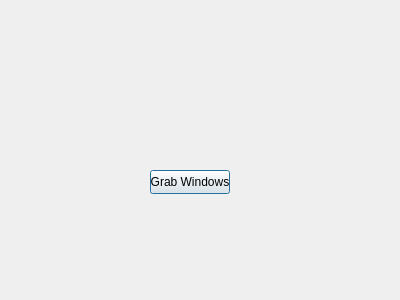
erakai/Mercury, file app/grabwindowstest.ui: the form before one commit.
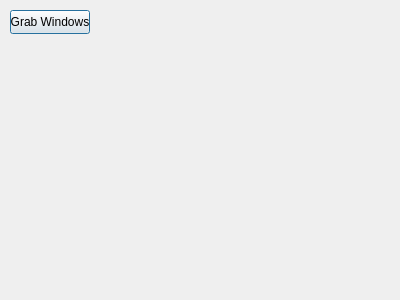
The form after the commit.

Commit message: Snapshot feature for windows

Patch:
```diff
--- a/app/grabwindowstest.ui
+++ b/app/grabwindowstest.ui
@@ -16,8 +16,8 @@
   <widget class="QPushButton" name="pushButton">
    <property name="geometry">
     <rect>
-     <x>150</x>
-     <y>170</y>
+     <x>10</x>
+     <y>10</y>
      <width>80</width>
      <height>24</height>
     </rect>
@@ -26,6 +26,17 @@
     <string>Grab Windows</string>
    </property>
   </widget>
+  <widget class="QWidget" name="gridLayoutWidget">
+   <property name="geometry">
+    <rect>
+     <x>170</x>
+     <y>10</y>
+     <width>221</width>
+     <height>281</height>
+    </rect>
+   </property>
+   <layout class="QGridLayout" name="gridLayout"/>
+  </widget>
  </widget>
  <resources/>
  <connections/>
```
The commit also changes 3 other files.
